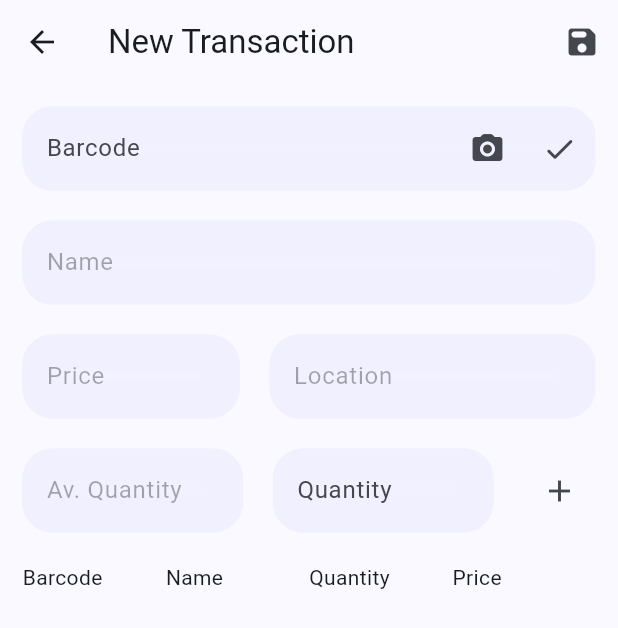
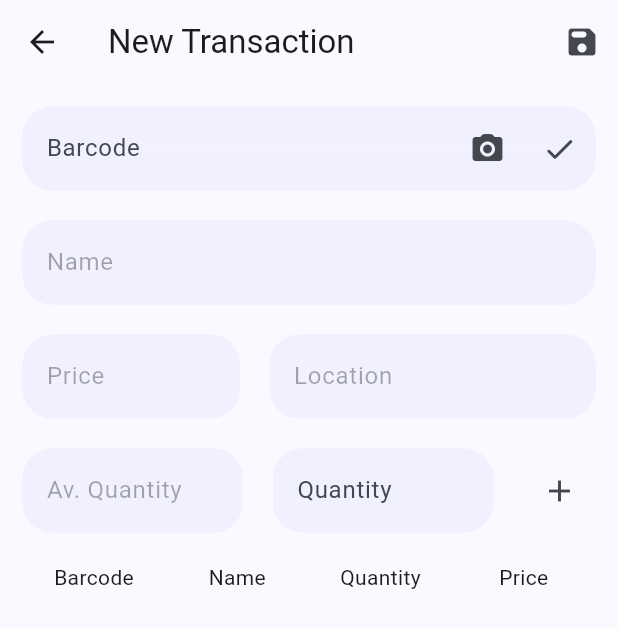
Before and after one commit to ZouheirN/Point-of-Sale-Flutter, a Flutter app: the NewTransactionScreen screen opened directly with empty values, on a phone screen of 412 x 824 dp. Shown: the top 628 px of the screen. Run offline on Flutter 3.47's test engine with Material 3 defaults, Android fonts, the phone set to English and light mode, and no system bars; drawn by our look-alikes of overlay_support; our stand-ins replace animated_custom_dropdown, chips_choice, gap, hive_flutter, pull_to_refresh, sqflite; missing offline and left inert: mobile_scanner, mysql_client; accounts and stored records are empty.

Commit message:
centered listview

```diff
--- a/lib/screens/new_transaction_screen.dart
+++ b/lib/screens/new_transaction_screen.dart
@@ -155,10 +155,10 @@ class _NewTransactionScreenState extends State<NewTransactionScreen> {
           const Row(
             // mainAxisAlignment: MainAxisAlignment.spaceAround,
             children: [
-              Expanded(child: Text('Barcode')),
-              Expanded(child: Text('Name')),
-              Expanded(child: Text('Quantity')),
-              Expanded(child: Text('Price')),
+              Expanded(child: Text('Barcode', textAlign: TextAlign.center)),
+              Expanded(child: Text('Name', textAlign: TextAlign.center)),
+              Expanded(child: Text('Quantity', textAlign: TextAlign.center)),
+              Expanded(child: Text('Price', textAlign: TextAlign.center)),
             ],
           ),
           const Gap(10),
@@ -166,10 +166,17 @@ class _NewTransactionScreenState extends State<NewTransactionScreen> {
             Row(
               // mainAxisAlignment: MainAxisAlignment.spaceAround,
               children: [
-                Expanded(child: Text(product['barcode'])),
-                Expanded(child: Text(product['name'])),
-                Expanded(child: Text(product['quantity'].toString())),
-                Expanded(child: Text(product['price'].toString())),
+                Expanded(
+                    child:
+                        Text(product['barcode'], textAlign: TextAlign.center)),
+                Expanded(
+                    child: Text(product['name'], textAlign: TextAlign.center)),
+                Expanded(
+                    child: Text(product['quantity'].toString(),
+                        textAlign: TextAlign.center)),
+                Expanded(
+                    child: Text(product['price'].toString(),
+                        textAlign: TextAlign.center)),
               ],
             ),
         ],
```
